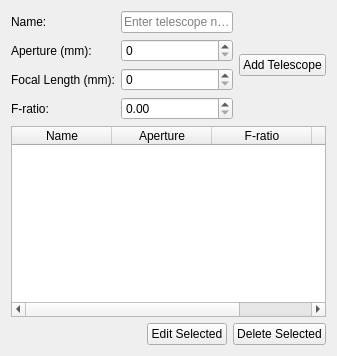
The window that uifiles/telescopes_tab.ui (prookyon/MonoObsLog2) describes before a commit, drawn with Qt 5.
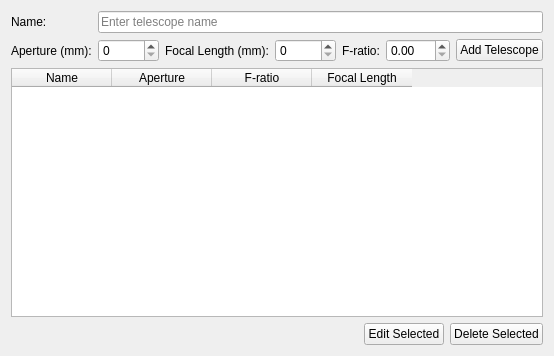
The same window after the commit.

Commit message: UI updates. Incremented version number.

The edit to the form file:
```diff
--- a/uifiles/telescopes_tab.ui
+++ b/uifiles/telescopes_tab.ui
@@ -12,7 +12,7 @@
   </property>
   <layout class="QVBoxLayout" name="verticalLayout">
    <item>
-    <layout class="QGridLayout" name="gridLayout">
+    <layout class="QGridLayout" name="gridLayout"  columnstretch="0,1,0,1,0,1,0">
      <item row="0" column="0">
       <widget class="QLabel" name="nameLabel">
        <property name="text">
@@ -20,7 +20,7 @@
        </property>
       </widget>
      </item>
-     <item row="0" column="1">
+     <item row="0" column="1" colspan="6">
       <widget class="QLineEdit" name="nameLineEdit">
        <property name="placeholderText">
         <string>Enter telescope name</string>
@@ -41,28 +41,28 @@
        </property>
       </widget>
      </item>
-     <item row="2" column="0">
+     <item row="1" column="2">
       <widget class="QLabel" name="focalLengthLabel">
        <property name="text">
         <string>Focal Length (mm):</string>
        </property>
       </widget>
      </item>
-     <item row="2" column="1">
+     <item row="1" column="3">
       <widget class="QSpinBox" name="focalLengthSpinBox">
        <property name="maximum">
         <number>99999</number>
        </property>
       </widget>
      </item>
-     <item row="3" column="0">
+     <item row="1" column="4">
       <widget class="QLabel" name="fRatioLabel">
        <property name="text">
         <string>F-ratio:</string>
        </property>
       </widget>
      </item>
-     <item row="3" column="1">
+     <item row="1" column="5">
       <widget class="QDoubleSpinBox" name="fRatioSpinBox">
        <property name="decimals">
         <number>2</number>
@@ -75,7 +75,7 @@
        </property>
       </widget>
      </item>
-     <item row="0" column="2" rowspan="4">
+     <item row="1" column="6" >
       <widget class="QPushButton" name="addTelescopeButton">
        <property name="text">
         <string>Add Telescope</string>
```
The commit also changes 6 other files.
